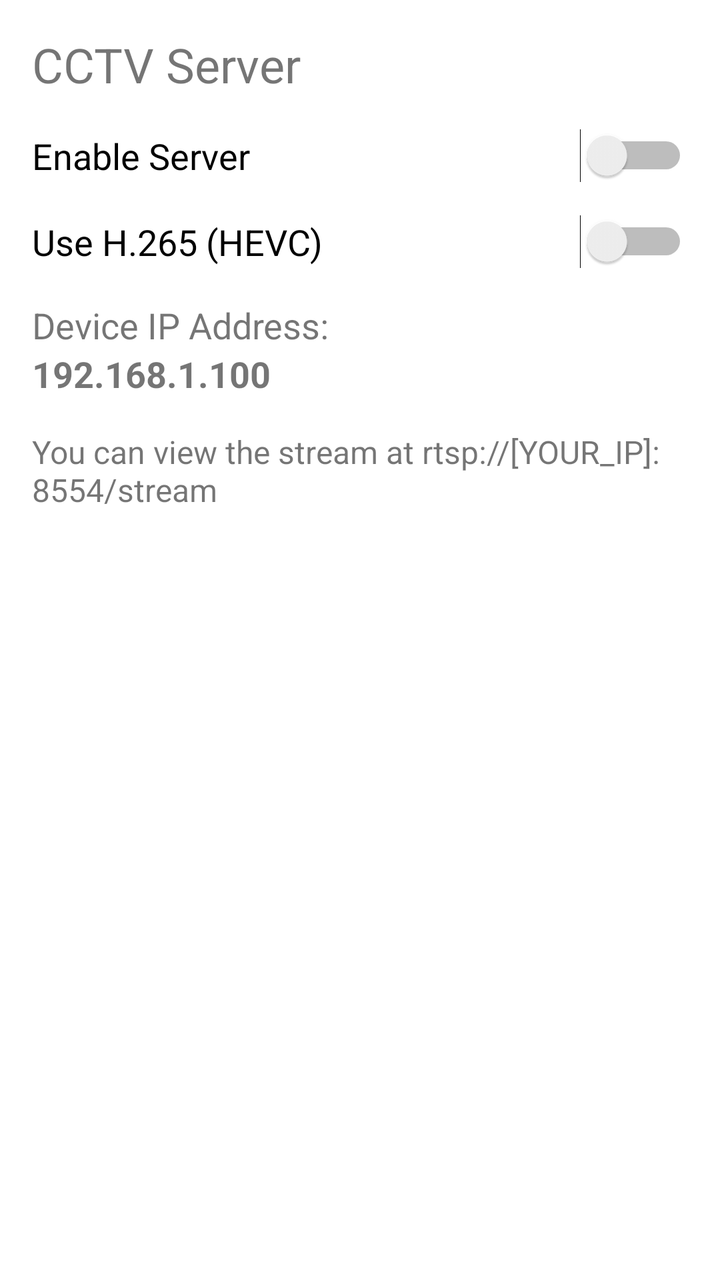
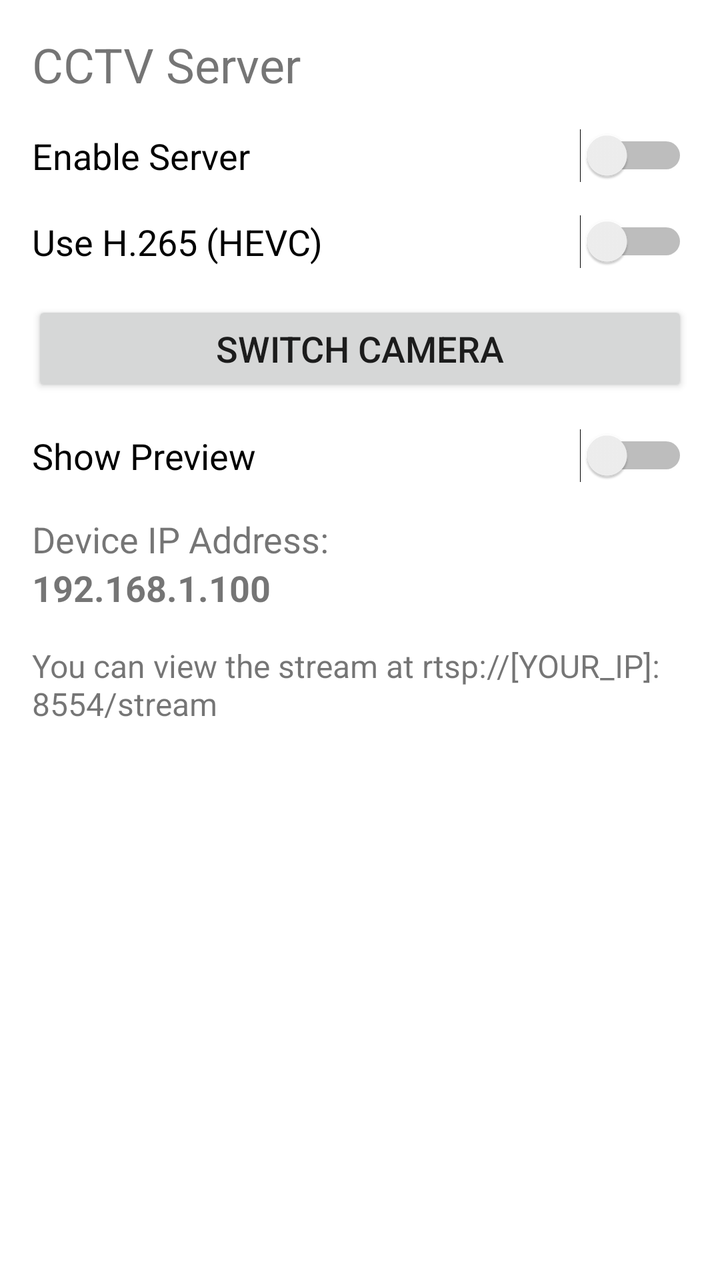

Two renders of the same Android screen: before a commit and after it. Below are the layout's source before the change and the commit's diff.
<!-- AndroidManifest.xml: application theme Theme.RTSPCCTVAPP -->
<!-- res/layout/activity_main.xml -->
<?xml version="1.0" encoding="utf-8"?>
<LinearLayout xmlns:android="http://schemas.android.com/apk/res/android"
    xmlns:app="http://schemas.android.com/apk/res-auto"
    xmlns:tools="http://schemas.android.com/tools"
    android:layout_width="match_parent"
    android:layout_height="match_parent"
    android:orientation="vertical"
    android:padding="16dp"
    tools:context=".MainActivity">

    <TextView
        android:layout_width="wrap_content"
        android:layout_height="wrap_content"
        android:text="CCTV Server"
        android:textSize="24sp"
        android:layout_marginBottom="16dp"/>

    <Switch
        android:id="@+id/switch_server"
        android:layout_width="match_parent"
        android:layout_height="wrap_content"
        android:text="Enable Server"
        android:textSize="18sp"
        android:layout_marginBottom="16dp"/>

    <Switch
        android:id="@+id/switch_codec"
        android:layout_width="match_parent"
        android:layout_height="wrap_content"
        android:text="Use H.265 (HEVC)"
        android:textSize="18sp"
        android:layout_marginBottom="16dp"/>

    <TextView
        android:layout_width="wrap_content"
        android:layout_height="wrap_content"
        android:text="Device IP Address:"
        android:textSize="18sp" />

    <TextView
        android:id="@+id/text_ip_address"
        android:layout_width="wrap_content"
        android:layout_height="wrap_content"
        android:text="192.168.1.100"
        android:textSize="18sp"
        android:textStyle="bold"
        android:layout_marginBottom="16dp"/>

    <TextView
        android:id="@+id/view_guide"
        android:layout_width="wrap_content"
        android:layout_height="wrap_content"
        android:text="You can view the stream at rtsp://[YOUR_IP]:8554/stream"
        android:textSize="16sp" />

</LinearLayout>
<!-- resources referenced by this layout -->
<resources>
  <style name="Theme.RTSPCCTVAPP" parent="Theme.MaterialComponents.DayNight.DarkActionBar">
          
          <item name="colorPrimary">@color/purple_500</item>
          <item name="colorPrimaryVariant">@color/purple_700</item>
          <item name="colorOnPrimary">@color/white</item>
          
          <item name="colorSecondary">@color/teal_200</item>
          <item name="colorSecondaryVariant">@color/teal_700</item>
          <item name="colorOnSecondary">@color/black</item>
          
          <item name="android:statusBarColor">?attr/colorPrimaryVariant</item>
          
      </style>
  <color name="purple_500">#FF6200EE</color>
  <color name="purple_700">#FF3700B3</color>
  <color name="white">#FFFFFFFF</color>
  <color name="teal_200">#FF03DAC5</color>
  <color name="teal_700">#FF018786</color>
  <color name="black">#FF000000</color>
</resources>

<!-- the commit's change to res/layout/activity_main.xml (unified diff, before → after) -->
@@ -31,6 +31,22 @@
         android:textSize="18sp"
         android:layout_marginBottom="16dp"/>
 
+    <Button
+        android:id="@+id/btn_switch_camera"
+        android:layout_width="match_parent"
+        android:layout_height="wrap_content"
+        android:text="Switch Camera"
+        android:textSize="18sp"
+        android:layout_marginBottom="16dp"/>
+
+    <Switch
+        android:id="@+id/switch_preview"
+        android:layout_width="match_parent"
+        android:layout_height="wrap_content"
+        android:text="Show Preview"
+        android:textSize="18sp"
+        android:layout_marginBottom="16dp"/>
+
     <TextView
         android:layout_width="wrap_content"
         android:layout_height="wrap_content"
